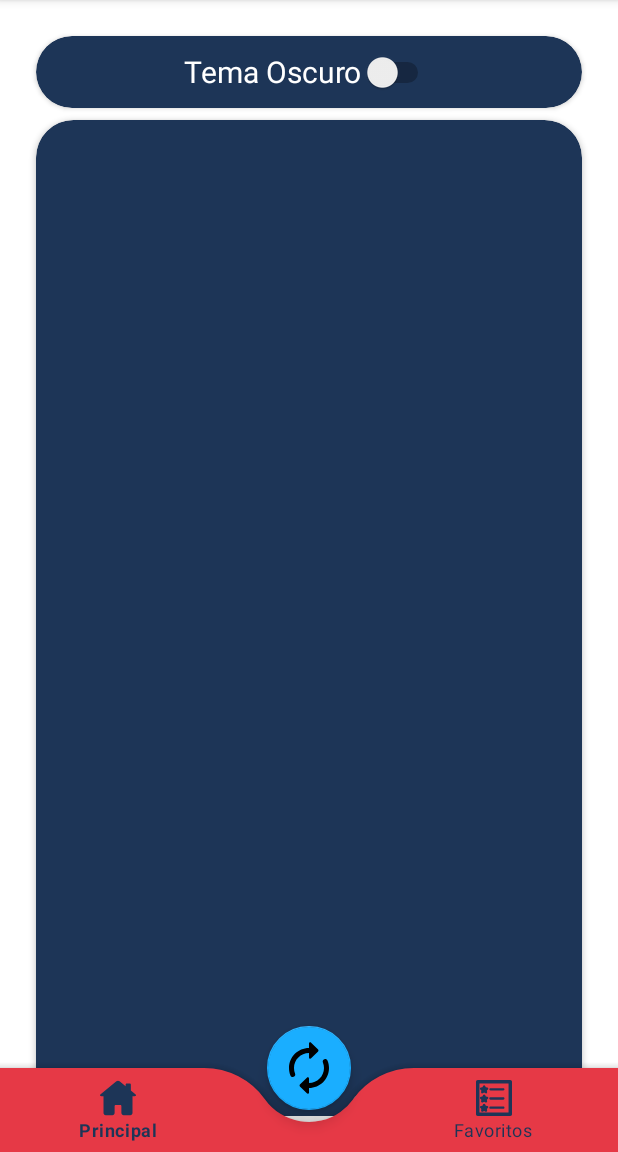
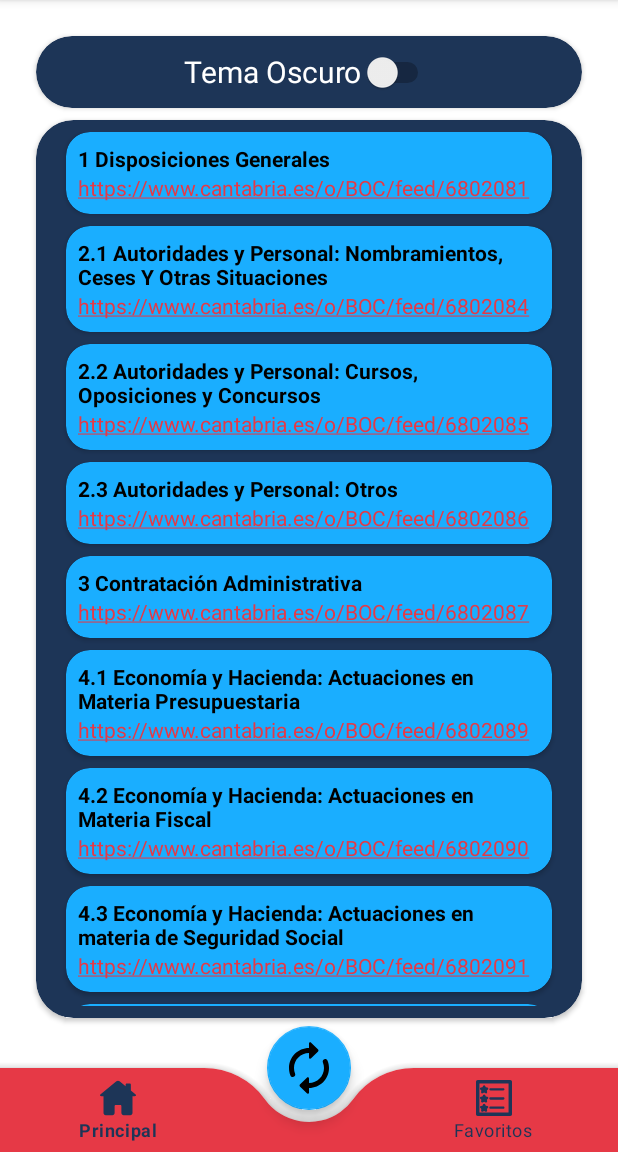
Before and after one commit to jrcosio/BOC_Cantabria, an Android app: the fragment ConfigFragment placed in its activity, on a phone screen of 412 x 824 dp, the part 84-1236 px from its top. Run offline under Robolectric (Android 15) with nearby library versions, the phone set to English and light mode, and no system bars; network calls fail.

Commit message:
BOC Cantabria Terminada

```diff
--- /dev/null
+++ b/app/src/main/java/com/jrblanco/boccantabria/adapter/ListadoUrlBocAdapter.kt
@@ -0,0 +1,37 @@
+package com.jrblanco.boccantabria.adapter
+
+import android.view.LayoutInflater
+import android.view.View
+import android.view.ViewGroup
+import androidx.recyclerview.widget.RecyclerView
+import com.jrblanco.boccantabria.R
+import com.jrblanco.boccantabria.databinding.ItemUrlbocBinding
+import com.jrblanco.boccantabria.model.UrlBoc
+
+class ListadoUrlBocAdapter(val listaUrl:List<UrlBoc>) : RecyclerView.Adapter<ListadoUrlBocAdapter.ItemViewHolder>() {
+
+    override fun onCreateViewHolder(parent: ViewGroup, viewType: Int): ItemViewHolder {
+        val layoutInflater = LayoutInflater.from(parent.context)
+        return ItemViewHolder(layoutInflater.inflate(R.layout.item_urlboc,parent, false))
+    }
+
+    override fun onBindViewHolder(holder: ItemViewHolder, position: Int) {
+        val item = listaUrl[position]
+        holder.render(item)
+    }
+
+    override fun getItemCount(): Int {
+        return listaUrl.size
+    }
+
+    class ItemViewHolder(val view:View):RecyclerView.ViewHolder(view) {
+
+        private val binding = ItemUrlbocBinding.bind(view)
+
+        fun render(item: UrlBoc) {
+            binding.tvSeccion.text = item.seccion
+            binding.tvUrl.text = item.url
+        }
+    }
+
+}
--- a/app/src/main/java/com/jrblanco/boccantabria/model/XmlPullParserHandler.kt
+++ b/app/src/main/java/com/jrblanco/boccantabria/model/XmlPullParserHandler.kt
@@ -62,11 +62,7 @@ class XmlPullParserHandler(val listaFavoritos:ArrayList<ItemBoc>) {
                         item_rss!!.id = text?.substring(text?.indexOf("=")?.plus(1)!!)
 
                     } else if (tagname.equals("pubDate", ignoreCase = true) && check) {
-                        //val result = text.split("-")
 
-                       // item_rss!!.fecha = LocalDate.of(result[0].toInt(),
-                        //    result[1].toInt(),
-                        //    result[2].toInt())
                         item_rss!!.fecha = text?.toString()
                     }
                 }
@@ -75,7 +71,7 @@ class XmlPullParserHandler(val listaFavoritos:ArrayList<ItemBoc>) {
         } catch (e: XmlPullParserException) {
             e.printStackTrace()
         }
-        listaRSS.add(ItemBoc("","","",null,"",false))
+       // listaRSS.add(ItemBoc("","","",null,"",false))
         return listaRSS
     }
 }
--- a/app/src/main/java/com/jrblanco/boccantabria/view/ConfigFragment.kt
+++ b/app/src/main/java/com/jrblanco/boccantabria/view/ConfigFragment.kt
@@ -8,12 +8,18 @@ import android.view.LayoutInflater
 import android.view.View
 import android.view.ViewGroup
 import androidx.appcompat.app.AppCompatDelegate
+import androidx.recyclerview.widget.LinearLayoutManager
+import com.jrblanco.boccantabria.adapter.ListadoBocAdapter
+import com.jrblanco.boccantabria.adapter.ListadoUrlBocAdapter
 import com.jrblanco.boccantabria.databinding.FragmentConfigBinding
 import com.jrblanco.boccantabria.databinding.FragmentListadoBocBinding
+import com.jrblanco.boccantabria.model.UrlBoc
 
 class ConfigFragment : Fragment() {
 
     private lateinit var binding: FragmentConfigBinding
+
+    private var listaUrl = ArrayList<UrlBoc>()
 
     override fun onCreateView(
         inflater: LayoutInflater, container: ViewGroup?,
@@ -21,7 +27,6 @@ class ConfigFragment : Fragment() {
     ): View? {
 
         binding = FragmentConfigBinding.inflate(layoutInflater)
-
 
         val pref: SharedPreferences? = context?.getSharedPreferences("com.jrblanco.temaoscuro",0)
 
@@ -41,8 +46,17 @@ class ConfigFragment : Fragment() {
             pref?.edit()?.putBoolean("cambiadotema",true)?.apply()
         }
 
+
+        initRecyclerView()
+
         return binding.root
     }
 
 
+    private fun initRecyclerView() {
+        binding.rvUrlBOC.layoutManager = LinearLayoutManager(context)
+        binding.rvUrlBOC.adapter = ListadoUrlBocAdapter(UrlBoc.listadoRSS)
+    }
+
+
 }
--- a/app/src/main/java/com/jrblanco/boccantabria/view/ListadoBocFragment.kt
+++ b/app/src/main/java/com/jrblanco/boccantabria/view/ListadoBocFragment.kt
@@ -12,7 +12,7 @@ import com.jrblanco.boccantabria.databinding.FragmentListadoBocBinding
 import com.jrblanco.boccantabria.model.ItemBoc
 import kotlin.ClassCastException
 
-class ListadoBocFragment(val listaBoc:List<ItemBoc>) : Fragment() {
+class ListadoBocFragment(private val listaBoc:List<ItemBoc>) : Fragment() {
 
     private lateinit var binding: FragmentListadoBocBinding
 
--- a/app/src/main/java/com/jrblanco/boccantabria/view/MainActivity.kt
+++ b/app/src/main/java/com/jrblanco/boccantabria/view/MainActivity.kt
@@ -218,7 +218,7 @@ class MainActivity : AppCompatActivity(), ListadoBocFragment.CallbackFavorito {
                 val parser1 = XmlPullParserHandler(listaFavoritos)
 
                 //Descarga de la web del boc.cantabria.es el RSS
-                val response = URL(url).readText()
+                val response = URL(url.url).readText()
                 //Convierte el fichero de texto XML a Lista de Objetos
                 val tempListBoc = parser1.parse(response.byteInputStream())
                 //Guarda la sección obtenida en el arraylist principal
@@ -309,4 +309,12 @@ class MainActivity : AppCompatActivity(), ListadoBocFragment.CallbackFavorito {
         pref?.edit()?.putString("LISTAFAVORITOS",json)?.apply()
     }
 
+    /**
+     * Método onRestart
+     */
+    @RequiresApi(Build.VERSION_CODES.O)
+    override fun onRestart() {
+        super.onRestart()
+        obtenerDatosBoc(true,true)
+    }
 }
--- a/app/src/main/res/layout/fragment_config.xml
+++ b/app/src/main/res/layout/fragment_config.xml
@@ -46,53 +46,36 @@
 
         <androidx.cardview.widget.CardView
             android:layout_width="match_parent"
-            android:layout_height="700dp"
+            android:layout_height="0dp"
             android:layout_marginStart="24dp"
             android:layout_marginTop="8dp"
             android:layout_marginEnd="24dp"
-            android:layout_marginBottom="8dp"
+            android:layout_marginBottom="65dp"
             android:backgroundTint="@color/teal_700"
             app:cardCornerRadius="25dp"
             app:layout_constraintBottom_toBottomOf="parent"
             app:layout_constraintEnd_toEndOf="parent"
             app:layout_constraintStart_toStartOf="parent"
-            app:layout_constraintTop_toBottomOf="@+id/cardView"
-            app:layout_constraintVertical_bias="0.0">
+            app:layout_constraintTop_toBottomOf="@+id/cardView">
 
             <androidx.constraintlayout.widget.ConstraintLayout
                 android:layout_width="match_parent"
                 android:layout_height="match_parent">
 
-                <Button
-                    android:id="@+id/button4"
-                    android:layout_width="wrap_content"
-                    android:layout_height="wrap_content"
-                    android:layout_marginEnd="32dp"
-                    android:layout_marginBottom="8dp"
-                    android:text="Restaurar"
-                    app:layout_constraintBottom_toBottomOf="parent"
-                    app:layout_constraintEnd_toEndOf="parent" />
-
-                <Button
-                    android:id="@+id/button3"
-                    android:layout_width="wrap_content"
-                    android:layout_height="wrap_content"
-                    android:layout_marginStart="32dp"
-                    android:layout_marginBottom="8dp"
-                    android:text="Guardar"
-                    app:layout_constraintBottom_toBottomOf="parent"
-                    app:layout_constraintStart_toStartOf="parent" />
-
                 <androidx.recyclerview.widget.RecyclerView
                     android:id="@+id/rvUrlBOC"
-                    android:layout_width="0dp"
-                    android:layout_height="600dp"
-                    android:layout_marginStart="16dp"
+                    android:layout_width="match_parent"
+                    android:layout_height="match_parent"
+                    android:layout_marginStart="8dp"
                     android:layout_marginTop="8dp"
-                    android:layout_marginEnd="16dp"
+                    android:layout_marginEnd="8dp"
+                    android:layout_marginBottom="8dp"
+                    app:layout_constraintBottom_toBottomOf="parent"
                     app:layout_constraintEnd_toEndOf="parent"
+                    app:layout_constraintHorizontal_bias="0.0"
                     app:layout_constraintStart_toStartOf="parent"
-                    app:layout_constraintTop_toTopOf="parent" />
+                    app:layout_constraintTop_toTopOf="parent"
+                    app:layout_constraintVertical_bias="0.0" />
 
             </androidx.constraintlayout.widget.ConstraintLayout>
         </androidx.cardview.widget.CardView>
--- a/app/src/main/res/layout/fragment_listado_boc.xml
+++ b/app/src/main/res/layout/fragment_listado_boc.xml
@@ -14,6 +14,7 @@
             android:id="@+id/rvBOC"
             android:layout_width="match_parent"
             android:layout_height="0dp"
+            android:layout_marginBottom="32dp"
             app:layout_constraintBottom_toBottomOf="parent"
             app:layout_constraintEnd_toEndOf="parent"
             app:layout_constraintStart_toStartOf="parent"
--- a/app/src/main/res/layout/item_boc.xml
+++ b/app/src/main/res/layout/item_boc.xml
@@ -21,7 +21,7 @@
         android:layout_height="match_parent">
 
         <TextView
-            android:id="@+id/txEtiqueta1"
+            android:id="@+id/tvOrganismo"
             android:layout_width="match_parent"
             android:layout_height="wrap_content"
             android:layout_marginStart="24dp"
@@ -89,7 +89,7 @@
             android:layout_marginTop="2dp"
             android:text="Descripción"
             app:layout_constraintStart_toStartOf="parent"
-            app:layout_constraintTop_toBottomOf="@+id/txEtiqueta1" />
+            app:layout_constraintTop_toBottomOf="@+id/tvOrganismo" />
 
         <Button
             android:id="@+id/btnDownloadPdf"
--- a/app/src/main/res/layout/item_urlboc.xml
+++ b/app/src/main/res/layout/item_urlboc.xml
@@ -6,12 +6,11 @@
     android:layout_width="match_parent"
     android:layout_height="wrap_content"
     android:layout_marginLeft="12dp"
-    android:layout_marginTop="2dp"
     android:layout_marginRight="12dp"
     android:layout_marginBottom="8dp"
-    android:backgroundTint="@color/purple_700"
+    android:backgroundTint="@color/boton_flotante"
     android:elevation="4dp"
-    app:cardCornerRadius="32dp"
+    app:cardCornerRadius="16dp"
     app:layout_constraintEnd_toEndOf="parent"
     app:layout_constraintStart_toStartOf="parent"
     app:layout_constraintTop_toTopOf="parent">
@@ -21,11 +20,11 @@
         android:layout_height="match_parent">
 
         <TextView
-            android:id="@+id/txEtiqueta1"
-            android:layout_width="match_parent"
-            android:layout_height="400dp"
-            android:layout_marginStart="24dp"
-            android:layout_marginTop="16dp"
+            android:id="@+id/tvSeccion"
+            android:layout_width="0dp"
+            android:layout_height="wrap_content"
+            android:layout_marginStart="8dp"
+            android:layout_marginTop="8dp"
             android:layout_marginEnd="8dp"
             android:textColor="@color/black"
             android:textSize="14sp"
@@ -34,7 +33,24 @@
             app:layout_constraintHorizontal_bias="0.0"
             app:layout_constraintStart_toStartOf="parent"
             app:layout_constraintTop_toTopOf="parent"
-            tools:text="TextView Cabecera" />
+            tools:text="tvSeccion" />
+
+        <TextView
+            android:id="@+id/tvUrl"
+            android:layout_width="0dp"
+            android:layout_height="wrap_content"
+            android:layout_marginStart="8dp"
+            android:layout_marginEnd="8dp"
+            android:layout_marginBottom="8dp"
+            android:autoLink="web"
+            android:linksClickable="true"
+            android:textColorLink="@color/back_menu"
+            android:textSize="14sp"
+            app:layout_constraintBottom_toBottomOf="parent"
+            app:layout_constraintEnd_toEndOf="parent"
+            app:layout_constraintStart_toStartOf="parent"
+            app:layout_constraintTop_toBottomOf="@id/tvSeccion"
+            tools:text="https://boc.cantabria.es" />
 
     </androidx.constraintlayout.widget.ConstraintLayout>
 </androidx.cardview.widget.CardView>
```
Also changed, not shown: app/src/main/java/com/jrblanco/boccantabria/model/UrlBoc.kt (+21 -21 lines).
